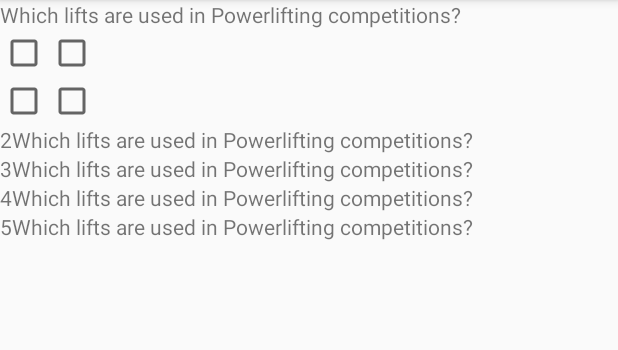
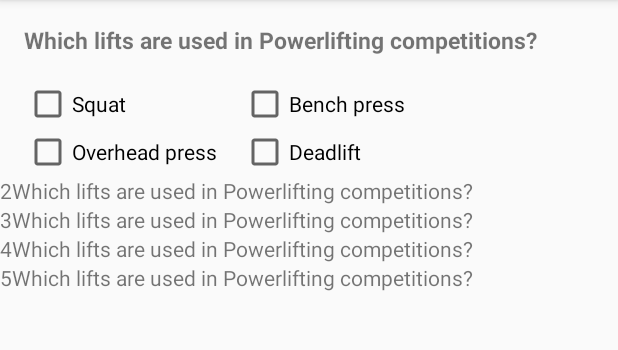
Before and after one commit to joachimharms/Powerlifting-Quiz, an Android app: the screen it shows after launch (MainActivity), on a phone screen of 412 x 824 dp, the part 84-434 px from its top. Run offline under Robolectric (Android 15) with nearby library versions, the phone set to English and light mode, and no system bars.

Commit message:
Layout for question one - done

```diff
--- a/app/src/main/res/layout/activity_main.xml
+++ b/app/src/main/res/layout/activity_main.xml
@@ -11,7 +11,13 @@
     <TextView
         android:layout_width="match_parent"
         android:layout_height="wrap_content"
+        android:layout_marginLeft="16dp"
+        android:layout_marginTop="16dp"
         android:text="Which lifts are used in Powerlifting competitions?"
+        android:textAllCaps="false"
+        android:textStyle="bold"
+        android:layout_marginBottom="16dp"
+        android:textSize="15sp"
 
         />
 
@@ -20,23 +26,52 @@
         android:layout_height="wrap_content"
         android:orientation="horizontal"
         >
+        <LinearLayout
+            android:layout_width="wrap_content"
+            android:layout_height="wrap_content"
+            android:orientation="vertical">
+
+            <CheckBox
+                android:id="@+id/checkbox_squat"
+                android:layout_width="wrap_content"
+                android:layout_height="wrap_content"
+                android:layout_marginLeft="16dp"
+                android:text="Squat"
+
+                />
+            <CheckBox
+                android:id="@+id/checkbox_overhead_press"
+                android:layout_width="wrap_content"
+                android:layout_height="wrap_content"
+                android:text="Overhead press"
+                android:layout_marginLeft="16dp"
+
+
+                />
+
+        </LinearLayout>
+
+
+    <LinearLayout
+        android:layout_width="wrap_content"
+        android:layout_height="wrap_content"
+        android:orientation="vertical">
         <CheckBox
+            android:id="@+id/checkbox_bench_press"
             android:layout_width="wrap_content"
-            android:layout_height="wrap_content"/>
+            android:layout_height="wrap_content"
+            android:text="Bench press"
+            android:layout_marginLeft="16dp"
+            />
         <CheckBox
+            android:id="@+id/checkbox_deadlift"
             android:layout_width="wrap_content"
-            android:layout_height="wrap_content"/>
+            android:layout_height="wrap_content"
+            android:text="Deadlift"
+            android:layout_marginLeft="16dp"
 
+            />
     </LinearLayout>
-    <LinearLayout
-        android:layout_width="match_parent"
-        android:layout_height="wrap_content">
-        <CheckBox
-            android:layout_width="wrap_content"
-            android:layout_height="wrap_content"/>
-        <CheckBox
-            android:layout_width="wrap_content"
-            android:layout_height="wrap_content"/>
     </LinearLayout>
 
     <TextView
```
Also changed, not shown: 20 other files.
